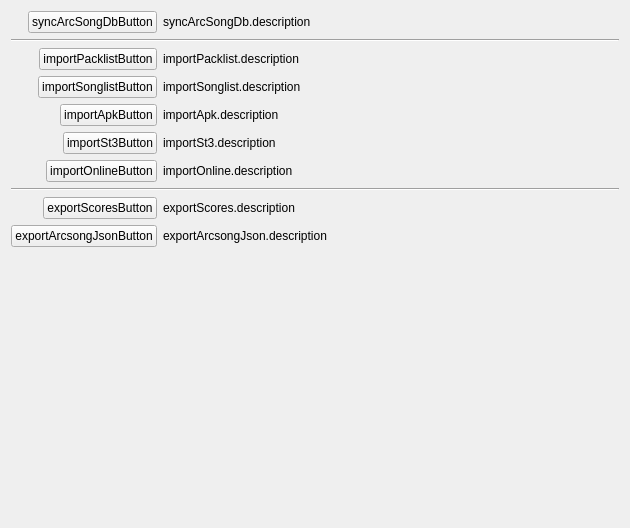
Qt form ui/designer/tabs/tabDb/tabDb_Manage.ui (ArcaeaOffline/client-pyside6) before a commit.
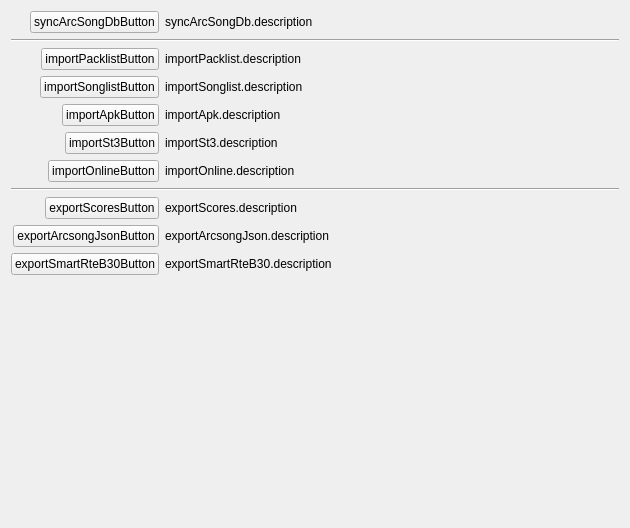
The same form after that commit.

Commit message: feat: SmartRTE csv export

```diff
--- a/ui/designer/tabs/tabDb/tabDb_Manage.ui
+++ b/ui/designer/tabs/tabDb/tabDb_Manage.ui
@@ -143,6 +143,26 @@
      </property>
     </widget>
    </item>
+   <item row="10" column="0">
+    <widget class="QPushButton" name="exportSmartRteB30Button">
+     <property name="text">
+      <string>exportSmartRteB30Button</string>
+     </property>
+    </widget>
+   </item>
+   <item row="10" column="1">
+    <widget class="QLabel" name="label_9">
+     <property name="text">
+      <string>exportSmartRteB30.description</string>
+     </property>
+     <property name="openExternalLinks">
+      <bool>true</bool>
+     </property>
+     <property name="textInteractionFlags">
+      <set>Qt::LinksAccessibleByKeyboard|Qt::LinksAccessibleByMouse</set>
+     </property>
+    </widget>
+   </item>
   </layout>
  </widget>
  <resources/>
```
The commit also changes 4 other files.
